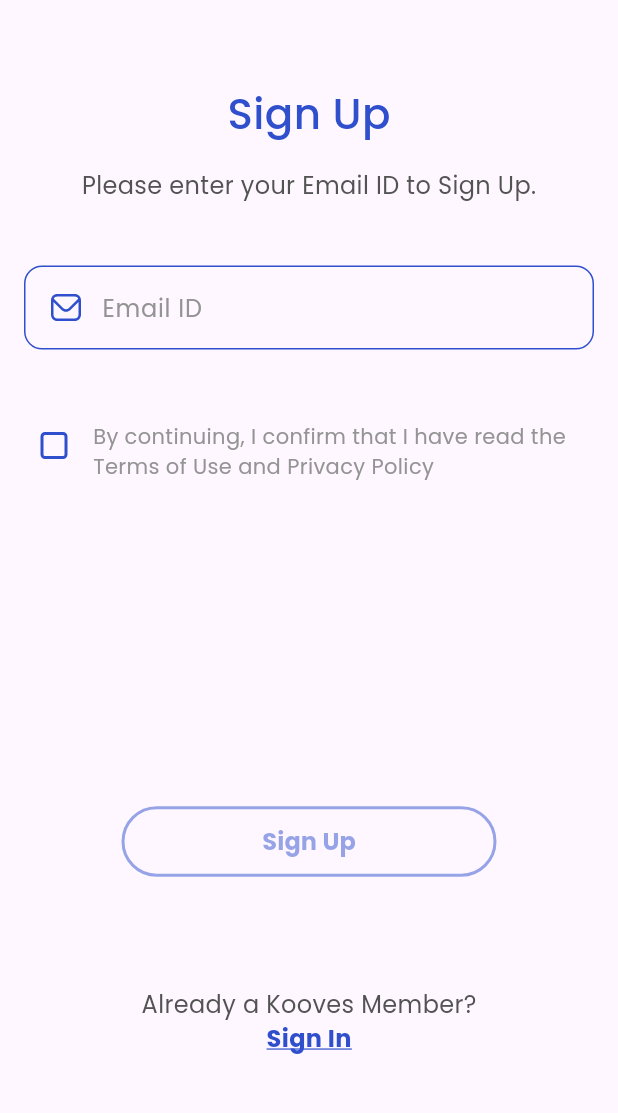
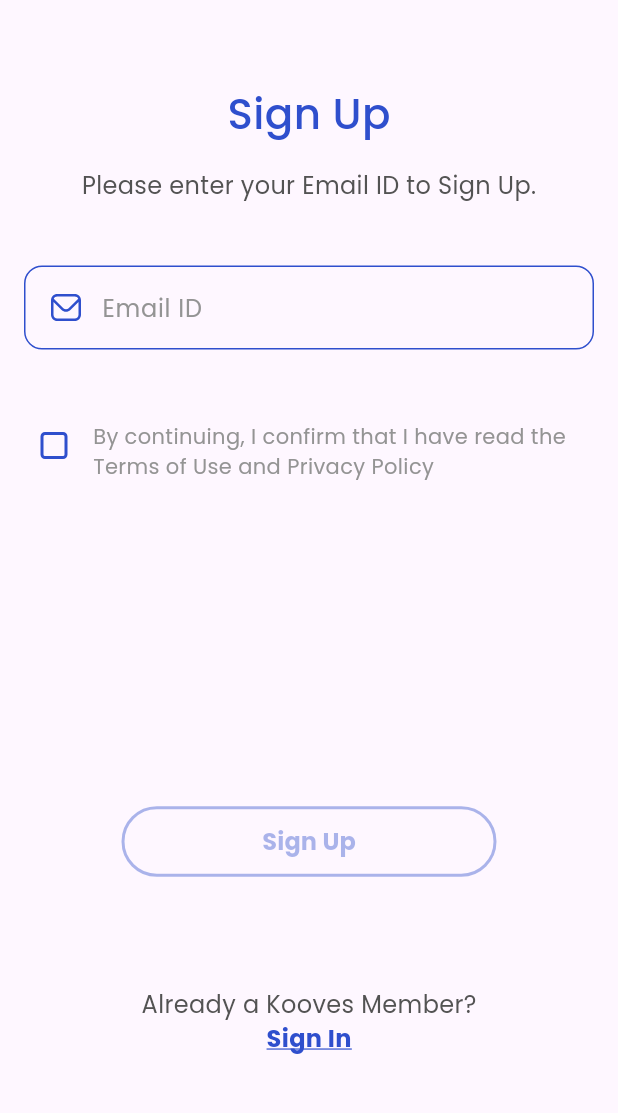
Before and after one commit to Ruzibekov/flutter_start, a Flutter app: the screen it shows after launch, on a phone screen of 412 x 824 dp, the part 120-1233 px from its top. Run offline on Flutter 3.47's test engine with Material 3 defaults, Android fonts, the phone set to English and light mode, and no system bars; our stand-ins replace flutter_svg.

Commit message:
add: opacity animation to OutlinedButton.dart

```diff
--- a/lib/main.dart
+++ b/lib/main.dart
@@ -1,5 +1,5 @@
 import 'package:flutter/material.dart';
-import 'package:flutter_start/presentation/screens/sign_up/SignUpScreen.dart';
+import 'package:flutter_start/presentation/screens/splash/SplashScreen.dart';
 
 void main() {
   runApp(MyApp());
@@ -13,7 +13,7 @@ class MyApp extends StatelessWidget {
     return MaterialApp(
       title: "My second app",
       theme: ThemeData(primarySwatch: Colors.blue),
-      home: SignUpScreen(),
+      home: SplashScreen(),
     );
   }
 }
--- a/lib/presentation/screens/sign_up/SignUpScreen.dart
+++ b/lib/presentation/screens/sign_up/SignUpScreen.dart
@@ -1,9 +1,12 @@
 import 'package:flutter/cupertino.dart';
 import 'package:flutter/material.dart';
+import 'package:flutter_start/presentation/screens/sign_up/components/OutlinedButton.dart';
+import 'package:flutter_start/presentation/screens/sign_up/components/SignUpTextField.dart';
 import 'package:flutter_svg/svg.dart';
 
 import '../../../core/theme/AppColors.dart';
 import '../otp_verification/OTPVerificationScreen.dart';
+import '../sign_in/SignInScreen.dart';
 
 class SignUpScreen extends StatefulWidget {
   const SignUpScreen({super.key});
@@ -15,16 +18,9 @@ class SignUpScreen extends StatefulWidget {
 class SignUpState extends State<SignUpScreen> {
   bool isChecked = false;
   String emailField = "";
-  double btnSignUpOpacity = 1;
 
   @override
   Widget build(BuildContext context) {
-    if (isChecked && emailField.isNotEmpty) {
-      btnSignUpOpacity = 1;
-    } else {
-      btnSignUpOpacity = 0.5;
-    }
-
     return Scaffold(
       resizeToAvoidBottomInset: false,
       body: SafeArea(
@@ -60,45 +56,12 @@ class SignUpState extends State<SignUpScreen> {
 
               SizedBox(height: 42),
 
-              TextField(
+              SignUpTextField(
                 onChanged: (value) {
                   setState(() {
                     emailField = value;
                   });
                 },
-                decoration: InputDecoration(
-                  hintText: "Email ID",
-                  hintStyle: TextStyle(
-                    fontSize: 16,
-                    fontWeight: FontWeight.normal,
-                    fontFamily: "Poppins",
-                    color: AppColors.hint,
-                  ),
-                  enabledBorder: OutlineInputBorder(
-                    borderRadius: BorderRadius.circular(12),
-                    borderSide: BorderSide(color: AppColors.primary),
-                  ),
-                  focusedBorder: OutlineInputBorder(
-                    borderRadius: BorderRadius.circular(12),
-                    borderSide: BorderSide(color: AppColors.primary),
-                  ),
-                  prefixIcon: Padding(
-                    padding: const EdgeInsets.only(
-                      left: 16,
-                      bottom: 16,
-                      right: 8,
-                      top: 16,
-                    ),
-                    child: SvgPicture.asset("assets/icons/ic_email.svg"),
-                  ),
-                ),
-                style: TextStyle(
-                  fontSize: 16,
-                  fontWeight: FontWeight.normal,
-                  fontFamily: "Poppins",
-                  color: Colors.black,
-                ),
-                keyboardType: TextInputType.emailAddress,
               ),
 
               SizedBox(height: 48),
@@ -143,41 +106,16 @@ class SignUpState extends State<SignUpScreen> {
 
               Expanded(flex: 1, child: Container()),
 
-              Padding(
-                padding: const EdgeInsets.symmetric(horizontal: 65),
-                child: SizedBox(
-                  width: double.infinity,
-                  child: TextButton(
-                    onPressed: isChecked ? () {
+              AppOutlinedButton(
+                enabled: isChecked && emailField.isNotEmpty,
+                onClick: () {
                   Navigator.push(
                     context,
-                          MaterialPageRoute(builder: (context) => OTPVerificationScreen())
+                    MaterialPageRoute(
+                      builder: (context) => OTPVerificationScreen(),
+                    ),
                   );
-                    } : null,
-                    style: OutlinedButton.styleFrom(
-                      side: BorderSide(
-                        color: AppColors.primary.withOpacity(btnSignUpOpacity),
-                        width: 2,
-                      ),
-                      shape: RoundedRectangleBorder(
-                        borderRadius: BorderRadius.circular(27),
-                      ),
-                      padding: EdgeInsets.symmetric(
-                        horizontal: 0,
-                        vertical: 12,
-                      ),
-                    ),
-                    child: Text(
-                      "Sign Up",
-                      style: TextStyle(
-                        fontFamily: "Poppins",
-                        fontSize: 16,
-                        fontWeight: FontWeight.bold,
-                        color: AppColors.primary.withOpacity(btnSignUpOpacity),
-                      ),
-                    ),
-                  ),
-                ),
+                },
               ),
 
               SizedBox(height: 73),
@@ -192,7 +130,14 @@ class SignUpState extends State<SignUpScreen> {
                 ),
               ),
 
-              Text(
+              GestureDetector(
+                onTap: () {
+                  Navigator.push(
+                    context,
+                    MaterialPageRoute(builder: (context) => SignInScreen()),
+                  );
+                },
+                child: Text(
                   "Sign In",
                   style: TextStyle(
                     color: AppColors.primary,
@@ -203,6 +148,7 @@ class SignUpState extends State<SignUpScreen> {
                     decorationColor: AppColors.primary,
                   ),
                 ),
+              ),
             ],
           ),
         ),
--- /dev/null
+++ b/lib/presentation/screens/sign_up/components/OutlinedButton.dart
@@ -0,0 +1,50 @@
+import 'package:flutter/cupertino.dart';
+import 'package:flutter/material.dart';
+
+import '../../../../core/theme/AppColors.dart';
+
+class AppOutlinedButton extends StatelessWidget {
+  final bool enabled;
+  final VoidCallback onClick;
+
+  const AppOutlinedButton({
+    super.key,
+    required this.enabled,
+    required this.onClick,
+  });
+
+  @override
+  Widget build(BuildContext context) {
+    double opacity = enabled ? 1.0 : 0.4;
+
+    return Padding(
+      padding: const EdgeInsets.symmetric(horizontal: 65),
+      child: SizedBox(
+        width: double.infinity,
+        child: AnimatedOpacity(
+          opacity: opacity,
+          duration: const Duration(milliseconds: 150),
+          child: TextButton(
+            onPressed: enabled ? onClick : null,
+            style: OutlinedButton.styleFrom(
+              side: BorderSide(color: AppColors.primary, width: 2),
+              shape: RoundedRectangleBorder(
+                borderRadius: BorderRadius.circular(27),
+              ),
+              padding: EdgeInsets.symmetric(horizontal: 0, vertical: 12),
+            ),
+            child: Text(
+              "Sign Up",
+              style: TextStyle(
+                fontFamily: "Poppins",
+                fontSize: 16,
+                fontWeight: FontWeight.bold,
+                color: AppColors.primary,
+              ),
+            ),
+          ),
+        ),
+      ),
+    );
+  }
+}
--- /dev/null
+++ b/lib/presentation/screens/sign_up/components/SignUpTextField.dart
@@ -0,0 +1,54 @@
+import 'package:flutter/cupertino.dart';
+import 'package:flutter/material.dart';
+import 'package:flutter_svg/svg.dart';
+
+import '../../../../core/theme/AppColors.dart';
+
+class SignUpTextField extends StatelessWidget {
+  final Function(String) onChanged;
+
+  const SignUpTextField({
+    super.key,
+    required this.onChanged,
+  });
+
+  @override
+  Widget build(BuildContext context) {
+    return TextField(
+      onChanged: onChanged,
+      decoration: InputDecoration(
+        hintText: "Email ID",
+        hintStyle: TextStyle(
+          fontSize: 16,
+          fontWeight: FontWeight.normal,
+          fontFamily: "Poppins",
+          color: AppColors.hint,
+        ),
+        enabledBorder: OutlineInputBorder(
+          borderRadius: BorderRadius.circular(12),
+          borderSide: BorderSide(color: AppColors.primary),
+        ),
+        focusedBorder: OutlineInputBorder(
+          borderRadius: BorderRadius.circular(12),
+          borderSide: BorderSide(color: AppColors.primary),
+        ),
+        prefixIcon: Padding(
+          padding: const EdgeInsets.only(
+            left: 16,
+            bottom: 16,
+            right: 8,
+            top: 16,
+          ),
+          child: SvgPicture.asset("assets/icons/ic_email.svg"),
+        ),
+      ),
+      style: TextStyle(
+        fontSize: 16,
+        fontWeight: FontWeight.normal,
+        fontFamily: "Poppins",
+        color: Colors.black,
+      ),
+      keyboardType: TextInputType.emailAddress,
+    );
+  }
+}
```
Also changed, not shown: lib/presentation/screens/sign_in/SignInScreen.dart (added, +55 -0 lines), lib/presentation/screens/splash/SplashScreen.dart (+47 -7 lines), 2 other files. Lines whose indentation alone changed are shown as unchanged.
